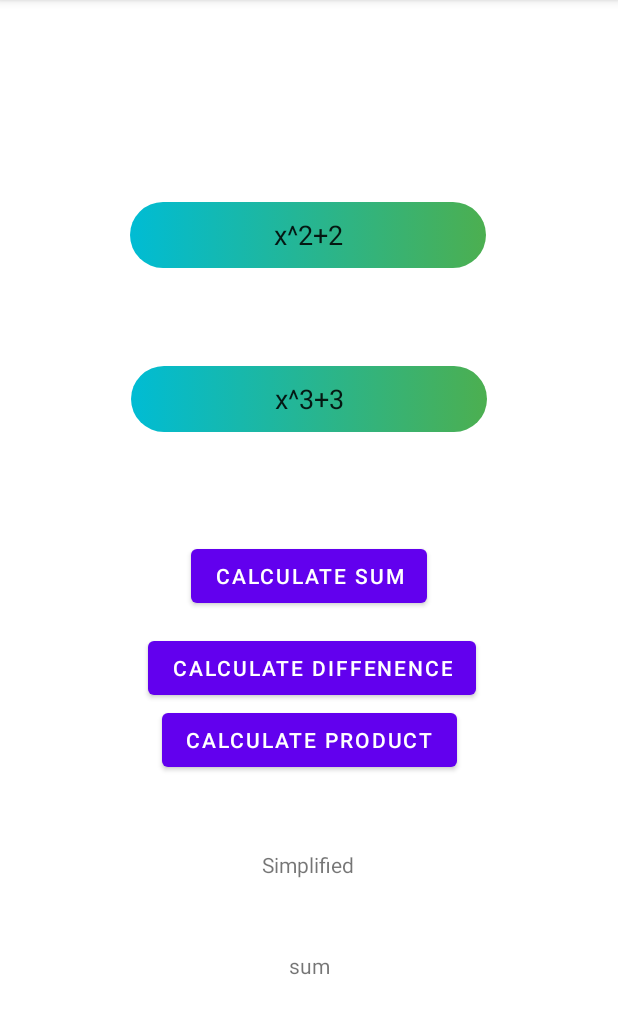
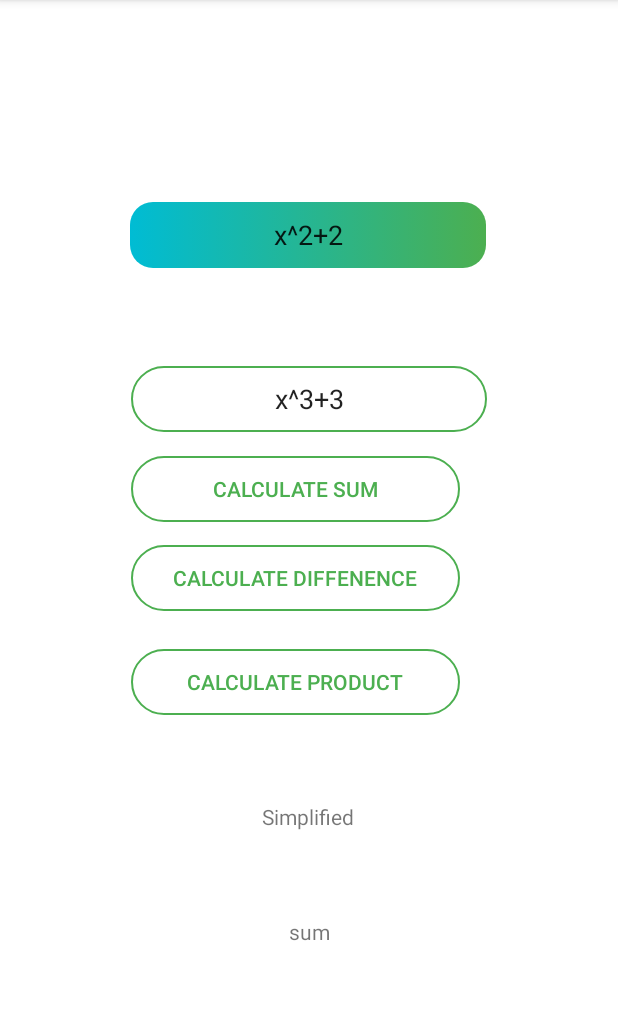
Before and after one commit to tasnimul2/Polynomial_Calculator_Android_App, an Android app: the screen it shows after launch (MainActivity), on a phone screen of 412 x 824 dp, the part 84-1118 px from its top. Run offline under Robolectric (Android 15) with nearby library versions, the phone set to English and light mode, and no system bars.

Commit message:
button visual update

```diff
--- a/app/src/main/res/drawable/box.xml
+++ b/app/src/main/res/drawable/box.xml
@@ -3,7 +3,7 @@
 
     <item>
         <shape android:shape="rectangle">
-            <corners android:radius="60dp" />
+            <corners android:radius="15dp" />
 
             <gradient
 
--- /dev/null
+++ b/app/src/main/res/drawable/buttondesign.xml
@@ -0,0 +1,5 @@
+<?xml version="1.0" encoding="utf-8"?>
+<shape xmlns:android="http://schemas.android.com/apk/res/android" android:shape="rectangle">
+    <stroke android:color="#4CAF50" android:width="1dp"></stroke>
+    <corners android:radius="30dp"></corners>
+</shape>
--- a/app/src/main/res/layout/activity_main.xml
+++ b/app/src/main/res/layout/activity_main.xml
@@ -27,7 +27,7 @@
         android:id="@+id/polynomialQ"
         android:layout_width="237dp"
         android:layout_height="44dp"
-        android:background="@drawable/box"
+        android:background="@drawable/buttondesign"
         android:ems="10"
         android:inputType="textPersonName"
         android:text="x^3+3"
@@ -60,49 +60,57 @@
         app:layout_constraintTop_toBottomOf="@+id/simplifyTV"
         app:layout_constraintVertical_bias="0.294" />
 
-    <Button
+    <androidx.appcompat.widget.AppCompatButton
         android:id="@+id/sumBtn"
 
-        android:layout_width="wrap_content"
-        android:layout_height="wrap_content"
+        android:layout_width="219dp"
+        android:layout_height="44dp"
+        android:layout_marginTop="16dp"
+        android:background="@drawable/buttondesign"
         android:onClick="sumButtonOnClick"
         android:rotation="0"
         android:rotationX="0"
         android:rotationY="0"
         android:text="Calculate Sum"
-        app:layout_constraintBottom_toBottomOf="parent"
+        android:textColor="#4CAF50"
         app:layout_constraintEnd_toEndOf="parent"
+        app:layout_constraintHorizontal_bias="0.453"
         app:layout_constraintStart_toStartOf="parent"
-        app:layout_constraintTop_toTopOf="parent" />
+        app:layout_constraintTop_toBottomOf="@+id/polynomialQ" />
 
-    <Button
+    <androidx.appcompat.widget.AppCompatButton
         android:id="@+id/differenceBtn"
-        android:layout_width="wrap_content"
-        android:layout_height="wrap_content"
+        android:layout_width="219dp"
+        android:layout_height="44dp"
+        android:background="@drawable/buttondesign"
         android:onClick="differenceButtonOnClick"
         android:rotation="0"
         android:rotationX="0"
         android:rotationY="0"
         android:text="Calculate Diffenence"
+        android:textColor="#4CAF50"
         app:layout_constraintBottom_toBottomOf="parent"
         app:layout_constraintEnd_toEndOf="parent"
-        app:layout_constraintHorizontal_bias="0.512"
+        app:layout_constraintHorizontal_bias="0.453"
         app:layout_constraintStart_toStartOf="parent"
-        app:layout_constraintTop_toTopOf="parent"
-        app:layout_constraintVertical_bias="0.585" />
+        app:layout_constraintTop_toBottomOf="@+id/sumBtn"
+        app:layout_constraintVertical_bias="0.04" />
 
-    <Button
+    <androidx.appcompat.widget.AppCompatButton
         android:id="@+id/productBtn"
-        android:layout_width="wrap_content"
-        android:layout_height="wrap_content"
+        android:layout_width="219dp"
+        android:layout_height="44dp"
+        android:background="@drawable/buttondesign"
         android:onClick="productButtonOnClick"
         android:rotation="0"
         android:rotationX="0"
         android:rotationY="0"
         android:text="Calculate Product"
+        android:textColor="#4CAF50"
         app:layout_constraintBottom_toBottomOf="parent"
         app:layout_constraintEnd_toEndOf="parent"
+        app:layout_constraintHorizontal_bias="0.453"
         app:layout_constraintStart_toStartOf="parent"
         app:layout_constraintTop_toBottomOf="@+id/differenceBtn"
-        app:layout_constraintVertical_bias="0.0" />
+        app:layout_constraintVertical_bias="0.079" />
 </androidx.constraintlayout.widget.ConstraintLayout>
```
